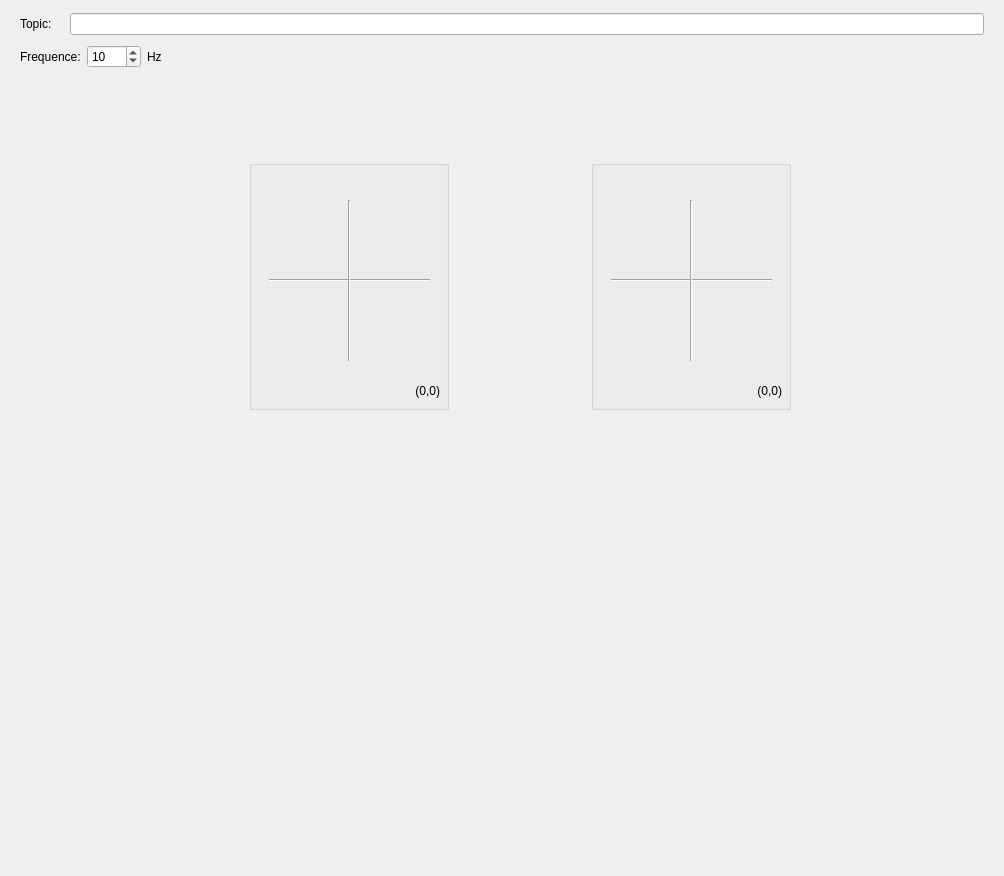
This is resource/VirtualJoy.ui in Edwinlinks/rqt_virtual_dbus as Qt 5 draws it before an edit. The edited form follows.
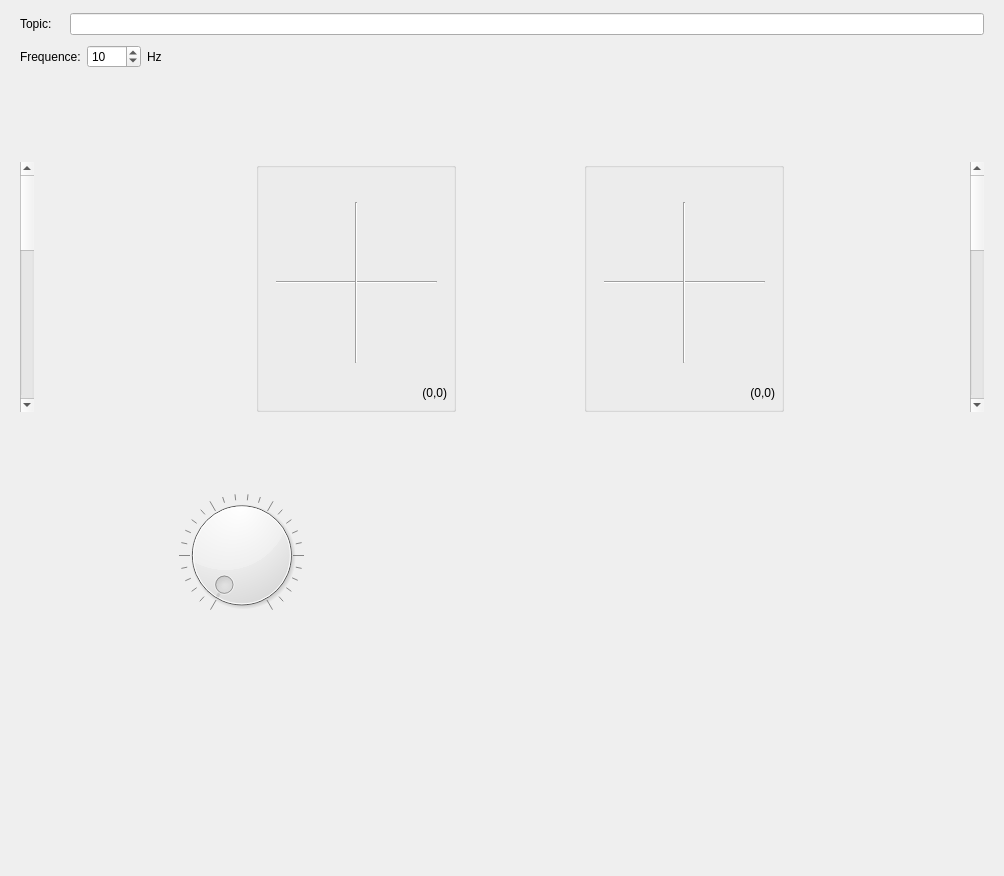
This is the edited form.

Commit message: Add switch control.

The edit to the form file:
```diff
--- a/resource/VirtualJoy.ui
+++ b/resource/VirtualJoy.ui
@@ -167,8 +167,8 @@
    <item>
     <widget class="QWidget" name="controlWidget" native="true">
      <layout class="QGridLayout" name="gridLayout">
-      <item row="1" column="2">
-       <spacer name="horizontalSpacer_2">
+      <item row="2" column="2">
+       <spacer name="verticalSpacer_5">
         <property name="orientation">
          <enum>Qt::Horizontal</enum>
         </property>
@@ -180,116 +180,20 @@
         </property>
        </spacer>
       </item>
-      <item row="1" column="3">
-       <widget class="QGroupBox" name="Test_3">
-        <property name="sizePolicy">
-         <sizepolicy hsizetype="Fixed" vsizetype="Fixed">
-          <horstretch>0</horstretch>
-          <verstretch>0</verstretch>
-         </sizepolicy>
+      <item row="1" column="0">
+       <widget class="QScrollBar" name="left_switch">
+        <property name="singleStep">
+         <number>50</number>
         </property>
-        <property name="minimumSize">
-         <size>
-          <width>200</width>
-          <height>250</height>
-         </size>
+        <property name="pageStep">
+         <number>50</number>
         </property>
-        <property name="title">
-         <string/>
+        <property name="orientation">
+         <enum>Qt::Vertical</enum>
         </property>
-        <property name="flat">
-         <bool>false</bool>
-        </property>
-        <property name="checkable">
-         <bool>false</bool>
-        </property>
-        <widget class="QLabel" name="joyPosLabel_3">
-         <property name="geometry">
-          <rect>
-           <x>110</x>
-           <y>220</y>
-           <width>81</width>
-           <height>21</height>
-          </rect>
-         </property>
-         <property name="text">
-          <string>(0,0)</string>
-         </property>
-         <property name="textFormat">
-          <enum>Qt::PlainText</enum>
-         </property>
-         <property name="alignment">
-          <set>Qt::AlignRight|Qt::AlignTrailing|Qt::AlignVCenter</set>
-         </property>
-        </widget>
-        <widget class="Line" name="line_5">
-         <property name="geometry">
-          <rect>
-           <x>20</x>
-           <y>110</y>
-           <width>161</width>
-           <height>21</height>
-          </rect>
-         </property>
-         <property name="orientation">
-          <enum>Qt::Horizontal</enum>
-         </property>
-        </widget>
-        <widget class="Line" name="line_6">
-         <property name="geometry">
-          <rect>
-           <x>90</x>
-           <y>40</y>
-           <width>21</width>
-           <height>161</height>
-          </rect>
-         </property>
-         <property name="orientation">
-          <enum>Qt::Vertical</enum>
-         </property>
-        </widget>
-        <widget class="QWidget" name="joy_3" native="true">
-         <property name="geometry">
-          <rect>
-           <x>-1</x>
-           <y>19</y>
-           <width>201</width>
-           <height>201</height>
-          </rect>
-         </property>
-         <property name="mouseTracking">
-          <bool>false</bool>
-         </property>
-        </widget>
        </widget>
       </item>
-      <item row="0" column="3">
-       <spacer name="verticalSpacer_2">
-        <property name="orientation">
-         <enum>Qt::Vertical</enum>
-        </property>
-        <property name="sizeHint" stdset="0">
-         <size>
-          <width>20</width>
-          <height>71</height>
-         </size>
-        </property>
-       </spacer>
-      </item>
-      <item row="1" column="4">
-       <spacer name="horizontalSpacer_4">
-        <property name="orientation">
-         <enum>Qt::Horizontal</enum>
-        </property>
-        <property name="sizeHint" stdset="0">
-         <size>
-          <width>188</width>
-          <height>18</height>
-         </size>
-        </property>
-       </spacer>
-      </item>
-      <item row="3" column="0" colspan="5">
+      <item row="3" column="1" colspan="5">
        <widget class="QWidget" name="widget" native="true">
         <layout class="QGridLayout" name="gridLayout_6">
          <item row="3" column="1">
@@ -329,6 +233,42 @@
            </property>
           </spacer>
          </item>
+         <item row="0" column="1">
+          <spacer name="verticalSpacer_3">
+           <property name="orientation">
+            <enum>Qt::Vertical</enum>
+           </property>
+           <property name="sizeHint" stdset="0">
+            <size>
+             <width>20</width>
+             <height>124</height>
+            </size>
+           </property>
+          </spacer>
+         </item>
+         <item row="3" column="1">
+          <spacer name="verticalSpacer_4">
+           <property name="orientation">
+            <enum>Qt::Vertical</enum>
+           </property>
+           <property name="sizeHint" stdset="0">
+            <size>
+             <width>20</width>
+             <height>124</height>
+            </size>
+           </property>
+          </spacer>
+         </item>
+         <item row="0" column="0">
+          <widget class="QDial" name="wheel">
+           <property name="notchTarget">
+            <double>3.700000000000000</double>
+           </property>
+           <property name="notchesVisible">
+            <bool>true</bool>
+           </property>
+          </widget>
+         </item>
          <item row="2" column="0">
           <spacer name="horizontalSpacer_5">
            <property name="orientation">
@@ -358,7 +298,20 @@
         </layout>
        </widget>
       </item>
-      <item row="0" column="1">
+      <item row="1" column="5">
+       <spacer name="horizontalSpacer_4">
+        <property name="orientation">
+         <enum>Qt::Horizontal</enum>
+        </property>
+        <property name="sizeHint" stdset="0">
+         <size>
+          <width>188</width>
+          <height>18</height>
+         </size>
+        </property>
+       </spacer>
+      </item>
+      <item row="0" column="2">
        <spacer name="verticalSpacer">
         <property name="orientation">
          <enum>Qt::Vertical</enum>
@@ -371,8 +324,8 @@
         </property>
        </spacer>
       </item>
-      <item row="2" column="1">
-       <spacer name="verticalSpacer_5">
+      <item row="2" column="4">
+       <spacer name="verticalSpacer_6">
         <property name="orientation">
          <enum>Qt::Vertical</enum>
         </property>
@@ -384,7 +337,135 @@
         </property>
        </spacer>
       </item>
-      <item row="1" column="1">
+      <item row="1" column="4">
+       <widget class="QGroupBox" name="Test_3">
+        <property name="sizePolicy">
+         <sizepolicy hsizetype="Fixed" vsizetype="Fixed">
+          <horstretch>0</horstretch>
+          <verstretch>0</verstretch>
+         </sizepolicy>
+        </property>
+        <property name="minimumSize">
+         <size>
+          <width>200</width>
+          <height>250</height>
+         </size>
+        </property>
+        <property name="title">
+         <string/>
+        </property>
+        <property name="flat">
+         <bool>false</bool>
+        </property>
+        <property name="checkable">
+         <bool>false</bool>
+        </property>
+        <widget class="QLabel" name="joyPosLabel_3">
+         <property name="geometry">
+          <rect>
+           <x>110</x>
+           <y>220</y>
+           <width>81</width>
+           <height>21</height>
+          </rect>
+         </property>
+         <property name="text">
+          <string>(0,0)</string>
+         </property>
+         <property name="textFormat">
+          <enum>Qt::PlainText</enum>
+         </property>
+         <property name="alignment">
+          <set>Qt::AlignRight|Qt::AlignTrailing|Qt::AlignVCenter</set>
+         </property>
+        </widget>
+        <widget class="Line" name="line_5">
+         <property name="geometry">
+          <rect>
+           <x>20</x>
+           <y>110</y>
+           <width>161</width>
+           <height>21</height>
+          </rect>
+         </property>
+         <property name="orientation">
+          <enum>Qt::Horizontal</enum>
+         </property>
+        </widget>
+        <widget class="Line" name="line_6">
+         <property name="geometry">
+          <rect>
+           <x>90</x>
+           <y>40</y>
+           <width>21</width>
+           <height>161</height>
+          </rect>
+         </property>
+         <property name="orientation">
+          <enum>Qt::Vertical</enum>
+         </property>
+        </widget>
+        <widget class="QWidget" name="joy_3" native="true">
+         <property name="geometry">
+          <rect>
+           <x>-1</x>
+           <y>19</y>
+           <width>201</width>
+           <height>201</height>
+          </rect>
+         </property>
+         <property name="mouseTracking">
+          <bool>false</bool>
+         </property>
+        </widget>
+       </widget>
+      </item>
+      <item row="0" column="5">
+       <widget class="QWidget" name="widget_3" native="true"/>
+      </item>
+      <item row="1" column="3">
+       <spacer name="horizontalSpacer_2">
+        <property name="orientation">
+         <enum>Qt::Horizontal</enum>
+        </property>
+        <property name="sizeHint" stdset="0">
+         <size>
+          <width>131</width>
+          <height>20</height>
+         </size>
+        </property>
+       </spacer>
+      </item>
+      <item row="0" column="1">
+       <widget class="QWidget" name="widget_2" native="true"/>
+      </item>
+      <item row="1" column="6">
+       <widget class="QScrollBar" name="right_switch">
+        <property name="singleStep">
+         <number>50</number>
+        </property>
+        <property name="pageStep">
+         <number>50</number>
+        </property>
+        <property name="orientation">
+         <enum>Qt::Vertical</enum>
+        </property>
+       </widget>
+      </item>
+      <item row="0" column="4">
+       <spacer name="verticalSpacer_2">
+        <property name="orientation">
+         <enum>Qt::Vertical</enum>
+        </property>
+        <property name="sizeHint" stdset="0">
+         <size>
+          <width>20</width>
+          <height>71</height>
+         </size>
+        </property>
+       </spacer>
+      </item>
+      <item row="1" column="2">
        <widget class="QGroupBox" name="Test">
         <property name="sizePolicy">
          <sizepolicy hsizetype="Fixed" vsizetype="Fixed">
@@ -468,20 +549,7 @@
         </widget>
        </widget>
       </item>
-      <item row="2" column="3">
-       <spacer name="verticalSpacer_6">
-        <property name="orientation">
-         <enum>Qt::Vertical</enum>
-        </property>
-        <property name="sizeHint" stdset="0">
-         <size>
-          <width>38</width>
-          <height>20</height>
-         </size>
-        </property>
-       </spacer>
-      </item>
-      <item row="1" column="0">
+      <item row="1" column="1">
        <spacer name="horizontalSpacer">
         <property name="orientation">
          <enum>Qt::Horizontal</enum>
```
Left out of the diff: 49 changed lines with no effect on the pictures. The commit also changes 2 other files.
